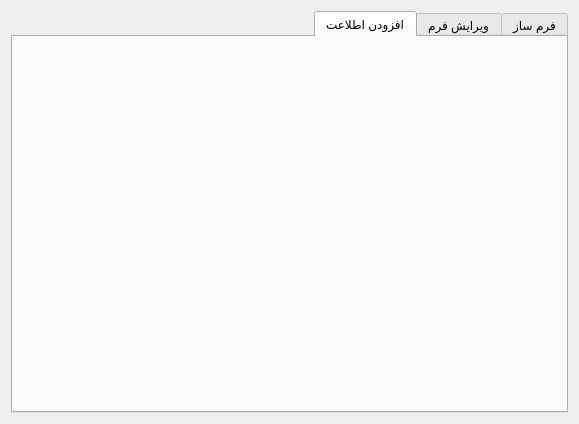
The window that ui/main.ui (ostadsgo/form_app) describes before a commit, drawn with Qt 5.
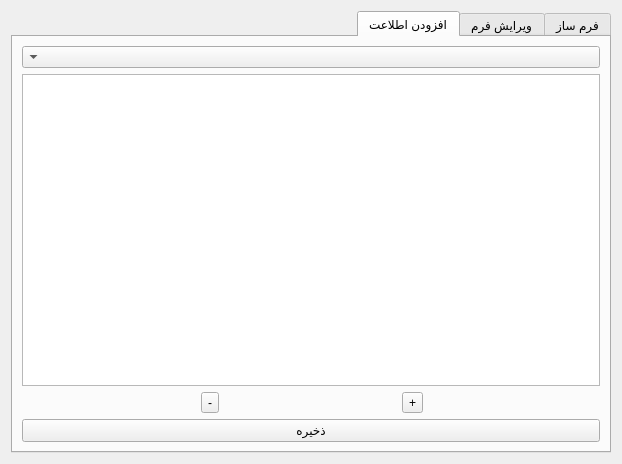
The same window after the commit. The open tabs and pages were chosen to show the change.

Commit message: Create table to add data to system.

Patch:
```diff
--- a/ui/main.ui
+++ b/ui/main.ui
@@ -6,8 +6,8 @@
    <rect>
     <x>0</x>
     <y>0</y>
-    <width>579</width>
-    <height>424</height>
+    <width>622</width>
+    <height>464</height>
    </rect>
   </property>
   <property name="sizePolicy">
@@ -250,6 +250,66 @@
       <attribute name="title">
        <string>افزودن اطلاعت</string>
       </attribute>
+      <layout class="QVBoxLayout" name="verticalLayout_6">
+       <item>
+        <layout class="QVBoxLayout" name="verticalLayout_4">
+         <item>
+          <layout class="QHBoxLayout" name="horizontalLayout_2">
+           <item>
+            <widget class="QComboBox" name="comboBox">
+             <property name="placeholderText">
+              <string> فرم را انتخاب کنید</string>
+             </property>
+            </widget>
+           </item>
+          </layout>
+         </item>
+         <item>
+          <layout class="QVBoxLayout" name="verticalLayout_7">
+           <item>
+            <widget class="QTableWidget" name="tableWidget">
+             <property name="rowCount">
+              <number>0</number>
+             </property>
+             <property name="columnCount">
+              <number>0</number>
+             </property>
+            </widget>
+           </item>
+           <item>
+            <layout class="QHBoxLayout" name="horizontalLayout_4">
+             <item>
+              <widget class="QToolButton" name="toolButton">
+               <property name="text">
+                <string>+</string>
+               </property>
+              </widget>
+             </item>
+             <item>
+              <widget class="QToolButton" name="toolButton_2">
+               <property name="text">
+                <string>-</string>
+               </property>
+              </widget>
+             </item>
+            </layout>
+           </item>
+          </layout>
+         </item>
+         <item>
+          <layout class="QHBoxLayout" name="horizontalLayout_3">
+           <item>
+            <widget class="QPushButton" name="pushButton">
+             <property name="text">
+              <string>ذخیره</string>
+             </property>
+            </widget>
+           </item>
+          </layout>
+         </item>
+        </layout>
+       </item>
+      </layout>
      </widget>
     </widget>
    </item>
```
Left out of the diff: 2 changed lines with no effect on the pictures. The commit also changes 2 other files.
